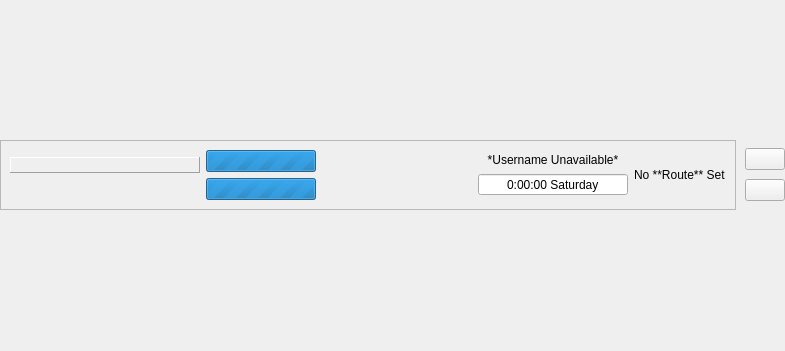
The window that ui/ShipPanel.ui (leothehero/Prun-Shipment-Manager) describes before a commit, drawn with Qt 5.
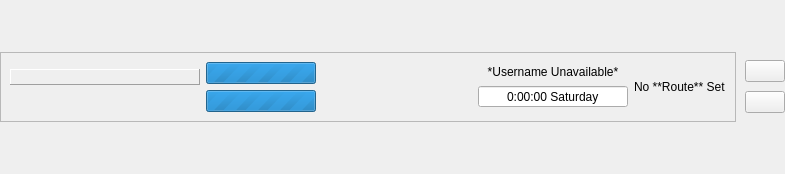
The same window after the commit. Icons and pictures are not drawn.

Commit message: Added Material Validator, added PDM data setup calls, tested binding click event on label, removed dialog redundant label

The edit to the form file:
```diff
--- a/ui/ShipPanel.ui
+++ b/ui/ShipPanel.ui
@@ -7,7 +7,7 @@
     <x>0</x>
     <y>0</y>
     <width>763</width>
-    <height>351</height>
+    <height>174</height>
    </rect>
   </property>
   <property name="sizePolicy">
```
Left out of the diff: 3 changed lines with no effect on the pictures. The commit also changes 2 other files.
